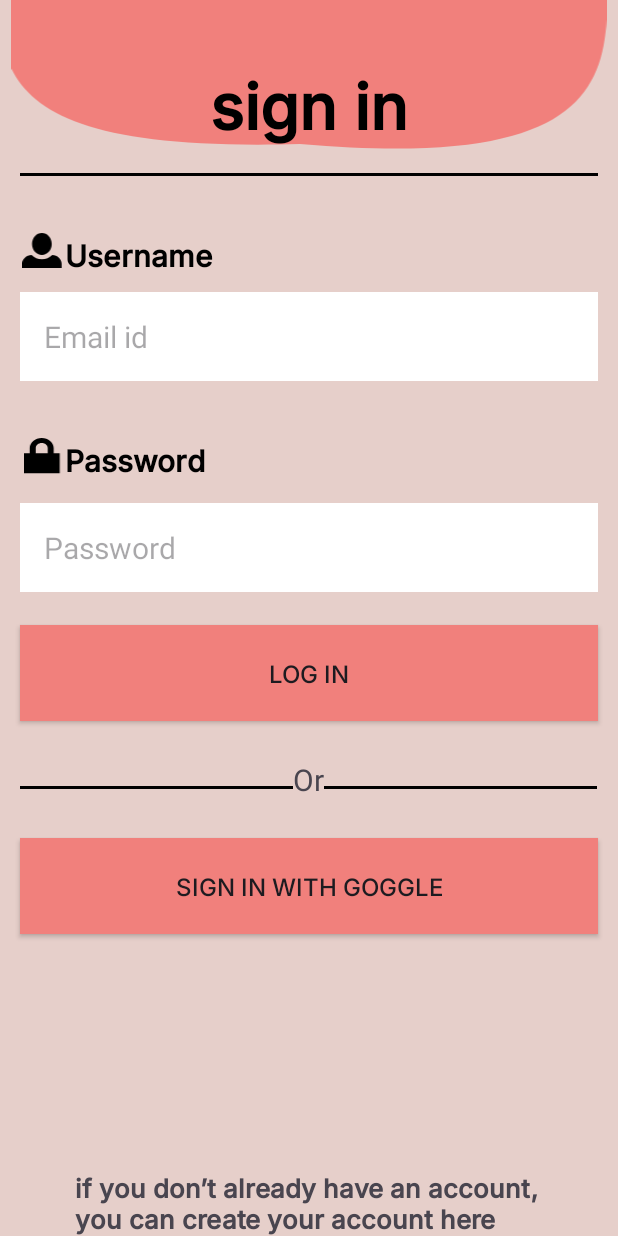
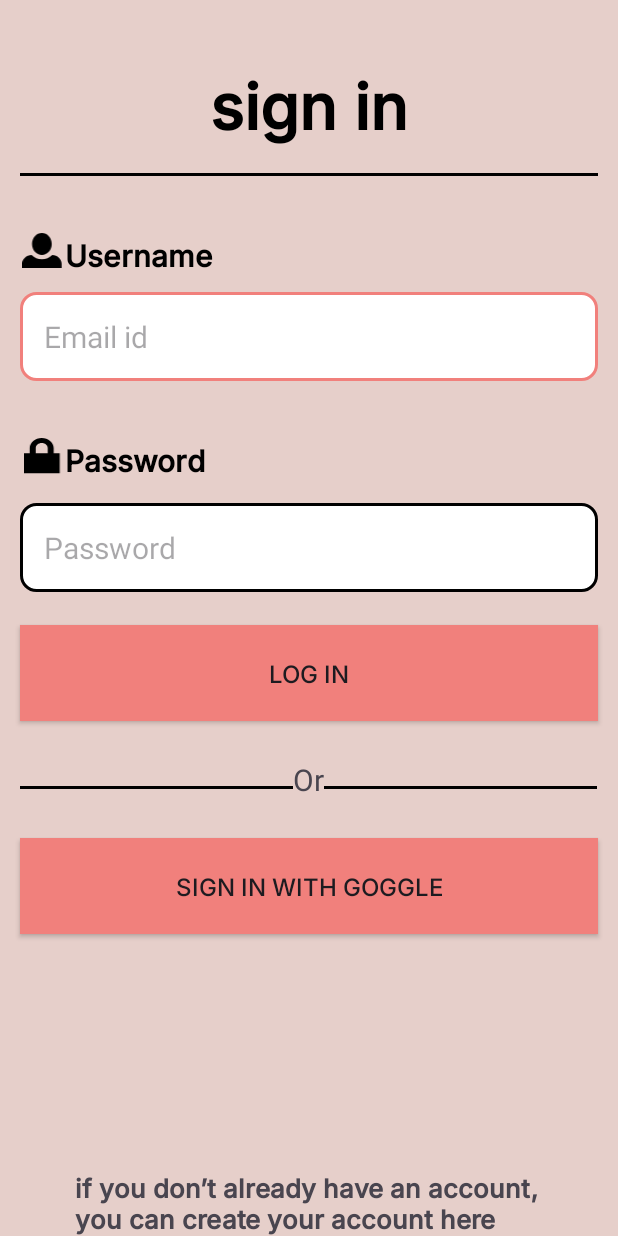
Before and after one commit to saifikram969/Intern-App-Webmobi-project, an Android app: the Login_Account_Activity screen opened directly, with no data from a screen before it, on a phone screen of 412 x 824 dp. Run offline under Robolectric (Android 15) with nearby library versions, the phone set to English and light mode, and no system bars; our stand-ins replace Firebase (no records; nobody signed in at launch, a user with empty details on screens opened directly); libraries missing offline, so code that uses them is left out: androidx.test.espresso; Roboto replaces fonts that are not available here.

Commit message:
adding custom edittext

```diff
--- a/app/src/main/java/com/example/internapp_webmobi_project/Login_Account_Activity.java
+++ b/app/src/main/java/com/example/internapp_webmobi_project/Login_Account_Activity.java
@@ -57,6 +57,7 @@ public class Login_Account_Activity extends AppCompatActivity {
 
         //goggle login
         loginGoggle.setOnClickListener((View.OnClickListener) view -> {
+
            signIn();
         });
 
--- /dev/null
+++ b/app/src/main/res/drawable/custom_edittext.xml
@@ -0,0 +1,19 @@
+<?xml version="1.0" encoding="utf-8"?>
+<selector xmlns:android="http://schemas.android.com/apk/res/android">
+    <item android:state_enabled="true" android:state_focused="true">
+        <shape android:shape="rectangle">
+            <solid android:color="@color/white"/>
+            <corners android:radius="10dp"/>
+            <stroke android:color="@color/button_background" android:width="2dp"/>
+        </shape>
+    </item>
+
+    <item android:state_enabled="true">
+        <shape android:shape="rectangle">
+            <solid android:color="@color/white"/>
+            <corners android:radius="10dp"/>
+            <stroke android:color="#000000" android:width="2dp"/>
+        </shape>
+    </item>
+
+</selector>
--- a/app/src/main/res/layout/activity_login_account.xml
+++ b/app/src/main/res/layout/activity_login_account.xml
@@ -6,10 +6,6 @@
     android:layout_height="wrap_content"
     android:background="@color/background"
     tools:context=".Login_Account_Activity">
-    <ImageView
-        android:layout_width="match_parent"
-        android:layout_height="100dp"
-        android:src="@drawable/sign_in_bubble" />
         <TextView
             android:id="@+id/title"
             android:layout_width="wrap_content"
@@ -64,7 +60,7 @@
         android:id="@+id/email_edit_text"
         android:inputType="textEmailAddress"
         android:textSize="20sp"
-        android:background="@color/white"
+        android:background="@drawable/custom_edittext"
         android:layout_below="@id/person_icon"
         android:padding="16dp"
         android:layout_marginTop="15dp"/>
@@ -99,7 +95,7 @@
         android:id="@+id/password_edit_text"
         android:inputType="numberPassword"
         android:textSize="20sp"
-        android:background="@color/white"
+        android:background="@drawable/custom_edittext"
         android:layout_below="@id/password"
         android:padding="16dp"
         android:layout_marginTop="15dp"/>
```
